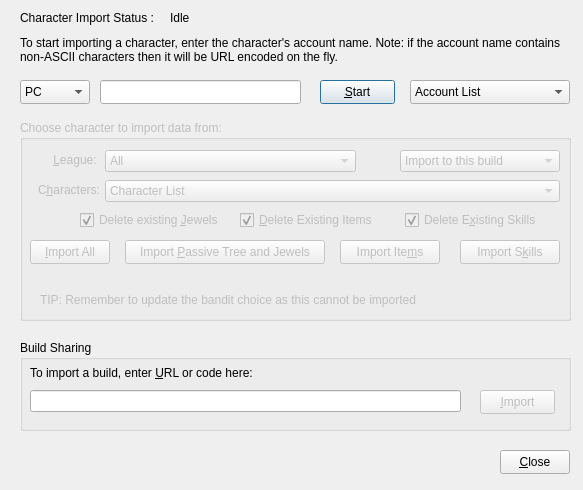
Old version of the form Assets/ui_files/dlgBuildImport.ui in the repository PathOfBuildingCommunity/PathOfBuilding-Python.
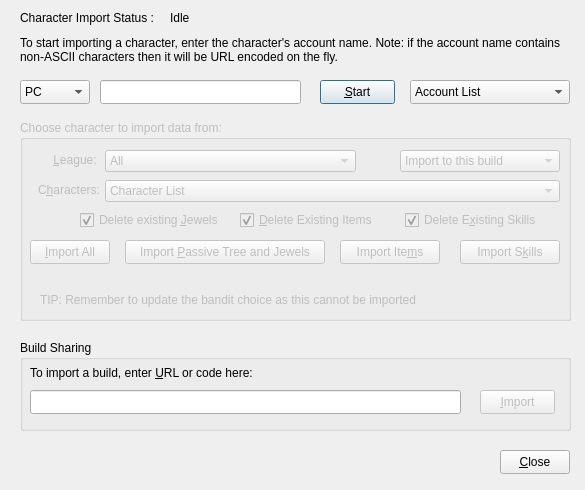
New version of the form. Icons and pictures are not drawn.

Diff of the .ui file:
```diff
--- a/Assets/ui_files/dlgBuildImport.ui
+++ b/Assets/ui_files/dlgBuildImport.ui
@@ -6,10 +6,16 @@
    <rect>
     <x>0</x>
     <y>0</y>
-    <width>583</width>
+    <width>585</width>
     <height>490</height>
    </rect>
   </property>
+  <property name="maximumSize">
+   <size>
+    <width>585</width>
+    <height>490</height>
+   </size>
+  </property>
   <property name="windowTitle">
    <string>Character Import</string>
   </property>
@@ -395,7 +401,7 @@
       <x>10</x>
       <y>50</y>
       <width>431</width>
-      <height>22</height>
+      <height>24</height>
      </rect>
     </property>
     <property name="text">
```
Left out of the diff: 3 changed lines with no effect on the pictures.
